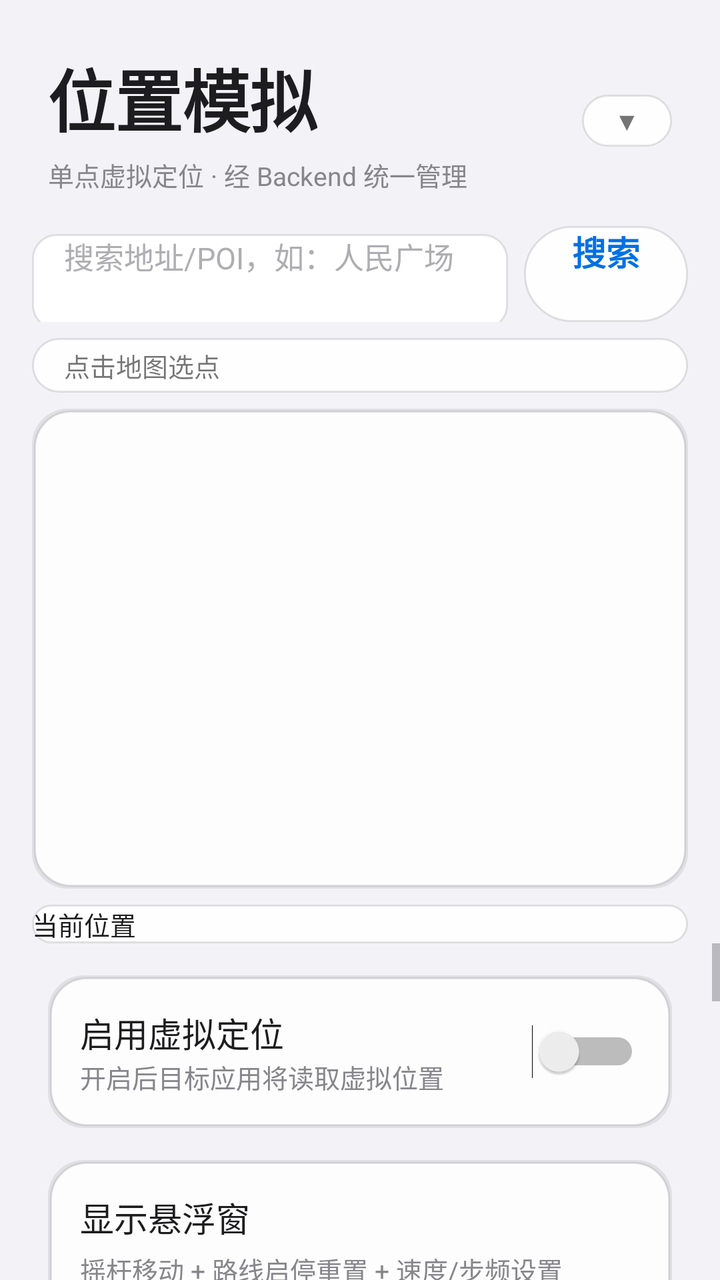
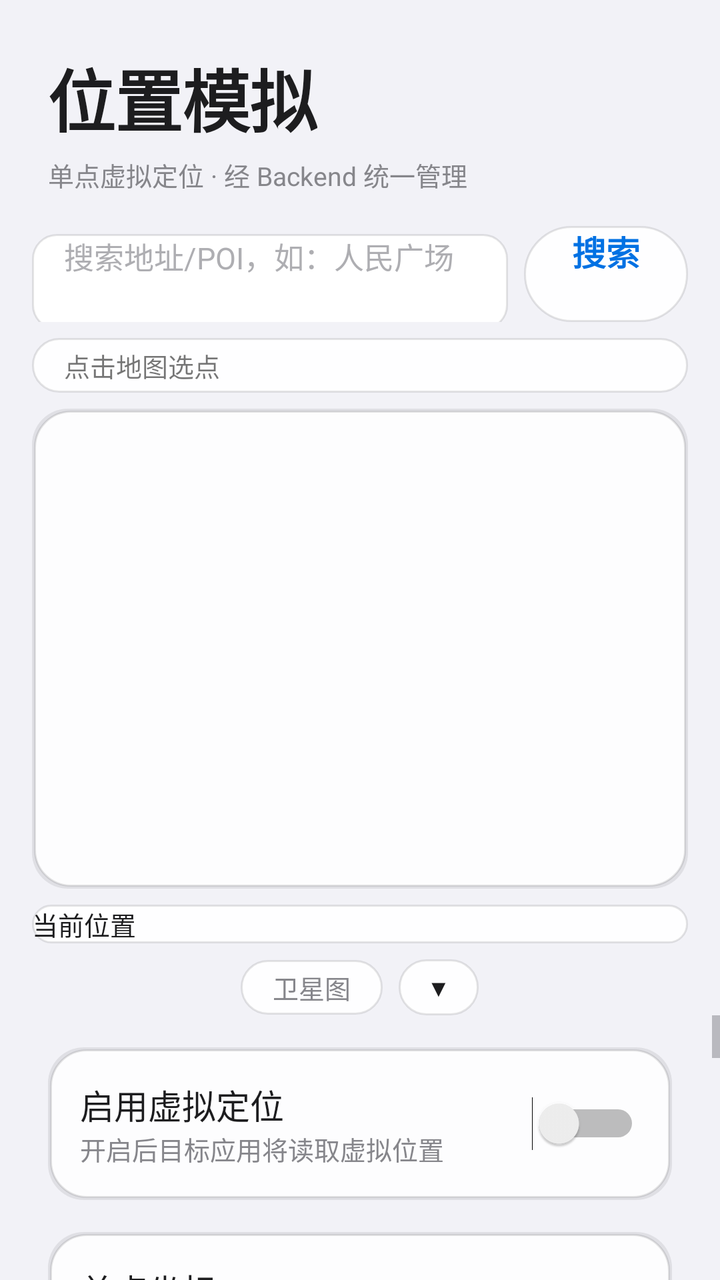

The first picture is an Android layout as it rendered before a commit; the second is the same layout after the commit. The layout source and the unified diff follow.
<!-- AndroidManifest.xml: application theme Theme.ZVirtualEnv -->
<!-- res/layout/fragment_location.xml -->
<?xml version="1.0" encoding="utf-8"?>
<LinearLayout xmlns:android="http://schemas.android.com/apk/res/android"
    android:layout_width="match_parent"
    android:layout_height="match_parent"
    android:orientation="vertical">

    <LinearLayout
        android:layout_width="match_parent"
        android:layout_height="wrap_content"
        android:gravity="center_vertical"
        android:orientation="horizontal"
        android:paddingStart="@dimen/space_lg"
        android:paddingTop="@dimen/space_lg"
        android:paddingEnd="@dimen/space_lg">

        <LinearLayout
            android:layout_width="0dp"
            android:layout_height="wrap_content"
            android:layout_weight="1"
            android:orientation="vertical">

            <TextView
                android:layout_width="wrap_content"
                android:layout_height="wrap_content"
                android:text="@string/location_title"
                style="@style/Text.Hero" />

            <TextView
                android:layout_width="wrap_content"
                android:layout_height="wrap_content"
                android:layout_marginTop="@dimen/space_xs"
                android:text="@string/location_subtitle"
                style="@style/Text.Caption" />
        </LinearLayout>

        
        <TextView
            android:id="@+id/mapCollapseButton"
            android:layout_width="wrap_content"
            android:layout_height="wrap_content"
            android:layout_marginStart="@dimen/space_sm"
            android:background="@drawable/bg_pill_secondary"
            android:paddingStart="@dimen/space_md"
            android:paddingTop="@dimen/space_xs"
            android:paddingEnd="@dimen/space_md"
            android:paddingBottom="@dimen/space_xs"
            android:text="@string/map_panel_collapse"
            android:textSize="@dimen/text_caption" />
    </LinearLayout>

    
    <LinearLayout
        android:id="@+id/mapPanel"
        android:layout_width="match_parent"
        android:layout_height="wrap_content"
        android:orientation="vertical">

    
    <LinearLayout
        android:layout_width="match_parent"
        android:layout_height="wrap_content"
        android:layout_marginStart="@dimen/space_md"
        android:layout_marginTop="@dimen/space_md"
        android:layout_marginEnd="@dimen/space_md"
        android:orientation="horizontal">

        <EditText
            android:id="@+id/searchInput"
            android:layout_width="0dp"
            android:layout_height="wrap_content"
            android:layout_weight="1"
            android:hint="@string/location_search_hint"
            android:imeOptions="actionSearch"
            android:inputType="text"
            android:maxLines="1"
            style="@style/EditText.Field" />

        <Button
            android:id="@+id/searchButton"
            android:layout_width="wrap_content"
            android:layout_height="wrap_content"
            android:layout_marginStart="@dimen/space_sm"
            android:minWidth="0dp"
            android:text="@string/location_search"
            style="@style/Button.Pill.Secondary" />
    </LinearLayout>

    
    <LinearLayout
        android:id="@+id/searchResults"
        android:layout_width="match_parent"
        android:layout_height="wrap_content"
        android:layout_marginStart="@dimen/space_md"
        android:layout_marginTop="@dimen/space_sm"
        android:layout_marginEnd="@dimen/space_md"
        android:background="@drawable/bg_card"
        android:orientation="vertical"
        android:visibility="gone" />

    
    <TextView
        android:id="@+id/mapHint"
        android:layout_width="match_parent"
        android:layout_height="wrap_content"
        android:layout_marginStart="@dimen/space_md"
        android:layout_marginTop="@dimen/space_sm"
        android:layout_marginEnd="@dimen/space_md"
        android:background="@drawable/bg_pill_secondary"
        android:paddingStart="@dimen/space_md"
        android:paddingTop="@dimen/space_xs"
        android:paddingEnd="@dimen/space_md"
        android:paddingBottom="@dimen/space_xs"
        android:text="@string/location_map_hint"
        android:textSize="@dimen/text_caption" />

    
    <FrameLayout
        android:layout_width="match_parent"
        android:layout_height="240dp"
        android:layout_marginStart="@dimen/space_md"
        android:layout_marginTop="@dimen/space_sm"
        android:layout_marginEnd="@dimen/space_md"
        android:background="@drawable/bg_card">

        <FrameLayout
            android:id="@+id/mapContainer"
            android:layout_width="match_parent"
            android:layout_height="match_parent" />

        
        <LinearLayout
            android:id="@+id/privacyPrompt"
            android:layout_width="match_parent"
            android:layout_height="match_parent"
            android:background="@color/bg_secondary"
            android:gravity="center"
            android:orientation="vertical"
            android:padding="@dimen/space_lg"
            android:visibility="gone">

            <TextView
                android:layout_width="wrap_content"
                android:layout_height="wrap_content"
                android:gravity="center"
                android:text="@string/route_privacy_prompt"
                android:textColor="@color/text_secondary"
                android:textSize="@dimen/text_body" />
        </LinearLayout>
    </FrameLayout>

    
    <Button
        android:id="@+id/locateButton"
        android:layout_width="match_parent"
        android:layout_height="wrap_content"
        android:layout_marginStart="@dimen/space_md"
        android:layout_marginTop="@dimen/space_sm"
        android:layout_marginEnd="@dimen/space_md"
        android:background="@drawable/bg_pill_secondary"
        android:minWidth="0dp"
        android:text="@string/route_locate"
        android:textSize="@dimen/text_caption" />
    </LinearLayout>

    <ScrollView
        android:layout_width="match_parent"
        android:layout_height="0dp"
        android:layout_weight="1"
        android:overScrollMode="never">

        <LinearLayout
            android:layout_width="match_parent"
            android:layout_height="wrap_content"
            android:orientation="vertical"
            android:paddingStart="@dimen/space_lg"
            android:paddingTop="@dimen/space_md"
            android:paddingEnd="@dimen/space_lg"
            android:paddingBottom="@dimen/space_lg">

            
            <LinearLayout
                android:layout_width="match_parent"
                android:layout_height="wrap_content"
                android:background="@drawable/bg_card"
                android:orientation="vertical"
                android:padding="@dimen/space_md">

                <LinearLayout
                    android:layout_width="match_parent"
                    android:layout_height="wrap_content"
                    android:gravity="center_vertical"
                    android:orientation="horizontal">

                    <LinearLayout
                        android:layout_width="0dp"
                        android:layout_height="wrap_content"
                        android:layout_weight="1"
                        android:orientation="vertical">

                        <TextView
                            android:layout_width="wrap_content"
                            android:layout_height="wrap_content"
                            android:text="@string/location_switch_title"
                            style="@style/Text.Headline" />

                        <TextView
                            android:layout_width="wrap_content"
                            android:layout_height="wrap_content"
                            android:text="@string/location_switch_desc"
                            style="@style/Text.Caption" />
                    </LinearLayout>

                    <Switch
                        android:id="@+id/enableSwitch"
                        android:layout_width="wrap_content"
                        android:layout_height="wrap_content" />
                </LinearLayout>
            </LinearLayout>

            
            <LinearLayout
                android:layout_width="match_parent"
                android:layout_height="wrap_content"
                android:layout_marginTop="@dimen/space_md"
                android:background="@drawable/bg_card"
                android:orientation="vertical"
                android:padding="@dimen/space_md">

                <TextView
                    android:layout_width="wrap_content"
                    android:layout_height="wrap_content"
                    android:text="@string/float_open"
                    style="@style/Text.Headline" />

                <TextView
                    android:layout_width="wrap_content"
                    android:layout_height="wrap_content"
                    android:layout_marginTop="@dimen/space_xs"
                    android:text="@string/float_open_desc"
                    style="@style/Text.Caption" />

                <LinearLayout
                    android:layout_width="match_parent"
                    android:layout_height="wrap_content"
                    android:layout_marginTop="@dimen/space_sm"
                    android:orientation="horizontal">

                    <Button
                        android:id="@+id/floatWindowButton"
                        android:layout_width="0dp"
                        android:layout_height="wrap_content"
                        android:layout_weight="1"
                        android:text="@string/float_open"
                        style="@style/Button.Pill" />

                    <Button
                        android:id="@+id/closeFloatButton"
                        android:layout_width="0dp"
                        android:layout_height="wrap_content"
                        android:layout_marginStart="@dimen/space_sm"
                        android:layout_weight="1"
                        android:text="@string/float_close_window"
                        style="@style/Button.Pill.Secondary" />
                </LinearLayout>
            </LinearLayout>

            
            <LinearLayout
                android:layout_width="match_parent"
                android:layout_height="wrap_content"
                android:layout_marginTop="@dimen/space_md"
                android:background="@drawable/bg_card"
                android:orientation="vertical"
                android:padding="@dimen/space_md">

                <TextView
                    android:layout_width="wrap_content"
                    android:layout_height="wrap_content"
                    android:text="@string/location_coord_title"
                    style="@style/Text.Headline" />

                <TextView
                    android:layout_width="wrap_content"
                    android:layout_height="wrap_content"
                    android:layout_marginTop="@dimen/space_md"
                    android:text="@string/location_latitude"
                    style="@style/Text.Caption" />

                <EditText
                    android:id="@+id/latitudeInput"
                    android:layout_width="match_parent"
                    android:layout_height="wrap_content"
                    android:layout_marginTop="@dimen/space_xs"
                    android:hint="31.2304"
                    android:inputType="numberDecimal|numberSigned"
                    style="@style/EditText.Field" />

                <TextView
                    android:layout_width="wrap_content"
                    android:layout_height="wrap_content"
                    android:layout_marginTop="@dimen/space_md"
                    android:text="@string/location_longitude"
                    style="@style/Text.Caption" />

                <EditText
                    android:id="@+id/longitudeInput"
                    android:layout_width="match_parent"
                    android:layout_height="wrap_content"
                    android:layout_marginTop="@dimen/space_xs"
                    android:hint="121.4737"
                    android:inputType="numberDecimal|numberSigned"
                    style="@style/EditText.Field" />

                <Button
                    android:id="@+id/applyButton"
                    android:layout_width="match_parent"
                    android:layout_height="wrap_content"
                    android:layout_marginTop="@dimen/space_md"
                    android:text="@string/location_apply"
                    style="@style/Button.Pill" />

                <View
                    android:layout_width="match_parent"
                    android:layout_height="1dp"
                    android:layout_marginTop="@dimen/space_md"
                    android:layout_marginBottom="@dimen/space_md"
                    android:background="@color/separator" />

                <EditText
                    android:id="@+id/pointNameInput"
                    android:layout_width="match_parent"
                    android:layout_height="wrap_content"
                    android:hint="@string/location_point_name_hint"
                    style="@style/EditText.Field" />

                <EditText
                    android:id="@+id/pointRemarkInput"
                    android:layout_width="match_parent"
                    android:layout_height="wrap_content"
                    android:layout_marginTop="@dimen/space_sm"
                    android:hint="@string/location_point_remark_hint"
                    style="@style/EditText.Field" />

                <Button
                    android:id="@+id/savePointButton"
                    android:layout_width="match_parent"
                    android:layout_height="wrap_content"
                    android:layout_marginTop="@dimen/space_sm"
                    android:text="@string/location_point_save"
                    style="@style/Button.Pill.Secondary" />
            </LinearLayout>

            
            <LinearLayout
                android:layout_width="match_parent"
                android:layout_height="wrap_content"
                android:layout_marginTop="@dimen/space_md"
                android:background="@drawable/bg_card"
                android:orientation="vertical"
                android:padding="@dimen/space_md">

                <TextView
                    android:layout_width="wrap_content"
                    android:layout_height="wrap_content"
                    android:text="@string/location_saved_title"
                    style="@style/Text.Headline" />

                <TextView
                    android:id="@+id/savedPointsEmpty"
                    android:layout_width="match_parent"
                    android:layout_height="wrap_content"
                    android:layout_marginTop="@dimen/space_sm"
                    android:text="@string/location_saved_empty"
                    android:textColor="@color/text_secondary"
                    style="@style/Text.Caption" />

                <LinearLayout
                    android:id="@+id/savedPointList"
                    android:layout_width="match_parent"
                    android:layout_height="wrap_content"
                    android:orientation="vertical" />
            </LinearLayout>

            
            <LinearLayout
                android:layout_width="match_parent"
                android:layout_height="wrap_content"
                android:layout_marginTop="@dimen/space_md"
                android:background="@drawable/bg_card"
                android:orientation="vertical"
                android:padding="@dimen/space_md">

                <TextView
                    android:layout_width="wrap_content"
                    android:layout_height="wrap_content"
                    android:text="@string/location_status_title"
                    style="@style/Text.Headline" />

                <TextView
                    android:id="@+id/statusText"
                    android:layout_width="match_parent"
                    android:layout_height="wrap_content"
                    android:layout_marginTop="@dimen/space_sm"
                    android:text="@string/location_status_empty"
                    style="@style/Text.Body" />
            </LinearLayout>
        </LinearLayout>
    </ScrollView>
</LinearLayout>
<!-- resources referenced by this layout -->
<resources>
  <color name="bg_secondary">#FFFFFF</color>
  <color name="separator">#1C000000</color>
  <color name="text_secondary">#86868B</color>
  <dimen name="space_lg">24dp</dimen>
  <dimen name="space_md">16dp</dimen>
  <dimen name="space_sm">8dp</dimen>
  <dimen name="space_xs">4dp</dimen>
  <dimen name="text_body">15sp</dimen>
  <dimen name="text_caption">13sp</dimen>
  <string name="float_close_window">关闭悬浮窗</string>
  <string name="float_open">显示悬浮窗</string>
  <string name="float_open_desc">摇杆移动 + 路线启停重置 + 速度/步频设置</string>
  <string name="location_apply">应用位置</string>
  <string name="location_coord_title">单点坐标</string>
  <string name="location_latitude">纬度 (latitude)</string>
  <string name="location_longitude">经度 (longitude)</string>
  <string name="location_map_hint">点击地图选点</string>
  <string name="location_point_name_hint">地点名称，如：公司</string>
  <string name="location_point_remark_hint">备注（可选），如：工位 3 楼</string>
  <string name="location_point_save">保存此点</string>
  <string name="location_saved_empty">暂无已保存地点</string>
  <string name="location_saved_title">已保存地点</string>
  <string name="location_search">搜索</string>
  <string name="location_search_hint">搜索地址/POI，如：人民广场</string>
  <string name="location_status_empty">尚未获取状态</string>
  <string name="location_status_title">当前状态</string>
  <string name="location_subtitle">单点虚拟定位 · 经 Backend 统一管理</string>
  <string name="location_switch_desc">开启后目标应用将读取虚拟位置</string>
  <string name="location_switch_title">启用虚拟定位</string>
  <string name="location_title">位置模拟</string>
  <string name="map_panel_collapse">▼</string>
  <string name="route_locate">当前位置</string>
  <string name="route_privacy_prompt">地图功能需要先阅读并同意高德隐私政策\n请前往「设置」页勾选同意后返回</string>
  <style name="EditText.Field" parent="">
          <item name="android:background">@drawable/bg_field</item>
          <item name="android:minHeight">@dimen/touch_min</item>
          <item name="android:paddingStart">@dimen/space_md</item>
          <item name="android:paddingEnd">@dimen/space_md</item>
          <item name="android:textSize">@dimen/text_body</item>
          <item name="android:textColor">@color/text_primary</item>
          <item name="android:textColorHint">@color/text_tertiary</item>
      </style>
  <style name="Text.Body" parent="android:TextAppearance.Material">
          <item name="android:textSize">@dimen/text_body</item>
          <item name="android:textColor">@color/text_primary</item>
      </style>
  <style name="Text.Caption" parent="android:TextAppearance.Material">
          <item name="android:textSize">@dimen/text_caption</item>
          <item name="android:textColor">@color/text_secondary</item>
      </style>
  <style name="Text.Headline" parent="android:TextAppearance.Material">
          <item name="android:textSize">@dimen/text_headline</item>
          <item name="android:textStyle">normal</item>
          <item name="android:textColor">@color/text_primary</item>
      </style>
  <style name="Text.Hero" parent="android:TextAppearance.Material">
          <item name="android:textSize">@dimen/text_hero</item>
          <item name="android:textStyle">bold</item>
          <item name="android:textColor">@color/text_primary</item>
          <item name="android:letterSpacing">-0.01</item>
      </style>
  <dimen name="radius_card">18dp</dimen>
  <color name="glass_shadow">#14000000</color>
  <color name="card_fill">#F2FFFFFF</color>
  <color name="card_border">#1A000000</color>
  <dimen name="radius_pill">980dp</dimen>
  <color name="bg_tertiary">#E5E5EA</color>
  <dimen name="touch_min">48dp</dimen>
  <dimen name="text_headline">17sp</dimen>
  <color name="accent">#0071E3</color>
  <color name="text_primary">#1D1D1F</color>
  <color name="text_tertiary">#AEAEB2</color>
  <dimen name="text_hero">34sp</dimen>
  <color name="bg_primary">#F2F2F7</color>
  <color name="accent_press">#0A5DC2</color>
  <dimen name="radius_control">12dp</dimen>
</resources>

<!-- the commit's change to res/layout/fragment_location.xml (unified diff, before → after) -->
@@ -32,20 +32,6 @@
                 android:text="@string/location_subtitle"
                 style="@style/Text.Caption" />
         </LinearLayout>
-
-        
-        <TextView
-            android:id="@+id/mapCollapseButton"
-            android:layout_width="wrap_content"
-            android:layout_height="wrap_content"
-            android:layout_marginStart="@dimen/space_sm"
-            android:background="@drawable/bg_pill_secondary"
-            android:paddingStart="@dimen/space_md"
-            android:paddingTop="@dimen/space_xs"
-            android:paddingEnd="@dimen/space_md"
-            android:paddingBottom="@dimen/space_xs"
-            android:text="@string/map_panel_collapse"
-            android:textSize="@dimen/text_caption" />
     </LinearLayout>
 
     
@@ -160,6 +146,42 @@
         android:minWidth="0dp"
         android:text="@string/route_locate"
         android:textSize="@dimen/text_caption" />
+
+    
+    <LinearLayout
+        android:layout_width="match_parent"
+        android:layout_height="wrap_content"
+        android:layout_marginStart="@dimen/space_md"
+        android:layout_marginTop="@dimen/space_sm"
+        android:layout_marginEnd="@dimen/space_md"
+        android:gravity="center"
+        android:orientation="horizontal">
+
+        <TextView
+            android:id="@+id/satelliteToggle"
+            android:layout_width="wrap_content"
+            android:layout_height="wrap_content"
+            android:background="@drawable/bg_pill_secondary"
+            android:gravity="center"
+            android:paddingStart="@dimen/space_md"
+            android:paddingTop="@dimen/space_xs"
+            android:paddingEnd="@dimen/space_md"
+            android:paddingBottom="@dimen/space_xs"
+            android:text="@string/map_satellite"
+            android:textColor="@color/text_secondary"
+            android:textSize="@dimen/text_caption" />
+
+        <TextView
+            android:id="@+id/mapCollapseButton"
+            android:layout_width="40dp"
+            android:layout_height="28dp"
+            android:layout_marginStart="@dimen/space_sm"
+            android:background="@drawable/bg_pill_secondary"
+            android:gravity="center"
+            android:text="@string/map_panel_collapse"
+            android:textColor="@color/text_primary"
+            android:textSize="12sp" />
+    </LinearLayout>
     </LinearLayout>
 
     <ScrollView
@@ -214,53 +236,6 @@
                         android:id="@+id/enableSwitch"
                         android:layout_width="wrap_content"
                         android:layout_height="wrap_content" />
-                </LinearLayout>
-            </LinearLayout>
-
-            
-            <LinearLayout
-                android:layout_width="match_parent"
-                android:layout_height="wrap_content"
-                android:layout_marginTop="@dimen/space_md"
-                android:background="@drawable/bg_card"
-                android:orientation="vertical"
-                android:padding="@dimen/space_md">
-
-                <TextView
-                    android:layout_width="wrap_content"
-                    android:layout_height="wrap_content"
-                    android:text="@string/float_open"
-                    style="@style/Text.Headline" />
-
-                <TextView
-                    android:layout_width="wrap_content"
-                    android:layout_height="wrap_content"
-                    android:layout_marginTop="@dimen/space_xs"
-                    android:text="@string/float_open_desc"
-                    style="@style/Text.Caption" />
-
-                <LinearLayout
-                    android:layout_width="match_parent"
-                    android:layout_height="wrap_content"
-                    android:layout_marginTop="@dimen/space_sm"
-                    android:orientation="horizontal">
-
-                    <Button
-                        android:id="@+id/floatWindowButton"
-                        android:layout_width="0dp"
-                        android:layout_height="wrap_content"
-                        android:layout_weight="1"
-                        android:text="@string/float_open"
-                        style="@style/Button.Pill" />
-
-                    <Button
-                        android:id="@+id/closeFloatButton"
-                        android:layout_width="0dp"
-                        android:layout_height="wrap_content"
-                        android:layout_marginStart="@dimen/space_sm"
-                        android:layout_weight="1"
-                        android:text="@string/float_close_window"
-                        style="@style/Button.Pill.Secondary" />
                 </LinearLayout>
             </LinearLayout>
 
<!-- resource entries referenced after the edit -->
@@ -2,6 +2,7 @@
 <resources>
   <color name="bg_secondary">#FFFFFF</color>
   <color name="separator">#1C000000</color>
+  <color name="text_primary">#1D1D1F</color>
   <color name="text_secondary">#86868B</color>
   <dimen name="space_lg">24dp</dimen>
   <dimen name="space_md">16dp</dimen>
@@ -9,9 +10,6 @@
   <dimen name="space_xs">4dp</dimen>
   <dimen name="text_body">15sp</dimen>
   <dimen name="text_caption">13sp</dimen>
-  <string name="float_close_window">关闭悬浮窗</string>
-  <string name="float_open">显示悬浮窗</string>
-  <string name="float_open_desc">摇杆移动 + 路线启停重置 + 速度/步频设置</string>
   <string name="location_apply">应用位置</string>
   <string name="location_coord_title">单点坐标</string>
   <string name="location_latitude">纬度 (latitude)</string>
@@ -31,6 +29,7 @@
   <string name="location_switch_title">启用虚拟定位</string>
   <string name="location_title">位置模拟</string>
   <string name="map_panel_collapse">▼</string>
+  <string name="map_satellite">卫星图</string>
   <string name="route_locate">当前位置</string>
   <string name="route_privacy_prompt">地图功能需要先阅读并同意高德隐私政策\n请前往「设置」页勾选同意后返回</string>
   <style name="EditText.Field" parent="">
@@ -70,7 +69,6 @@
   <dimen name="touch_min">48dp</dimen>
   <dimen name="text_headline">17sp</dimen>
   <color name="accent">#0071E3</color>
-  <color name="text_primary">#1D1D1F</color>
   <color name="text_tertiary">#AEAEB2</color>
   <dimen name="text_hero">34sp</dimen>
   <color name="bg_primary">#F2F2F7</color>
